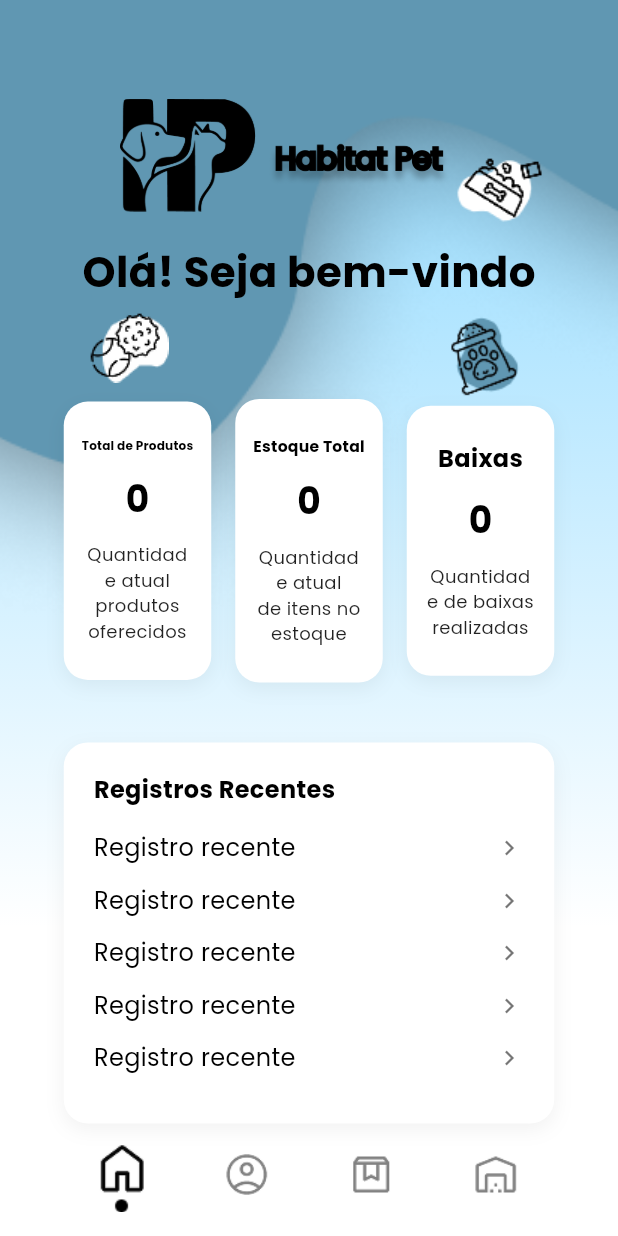
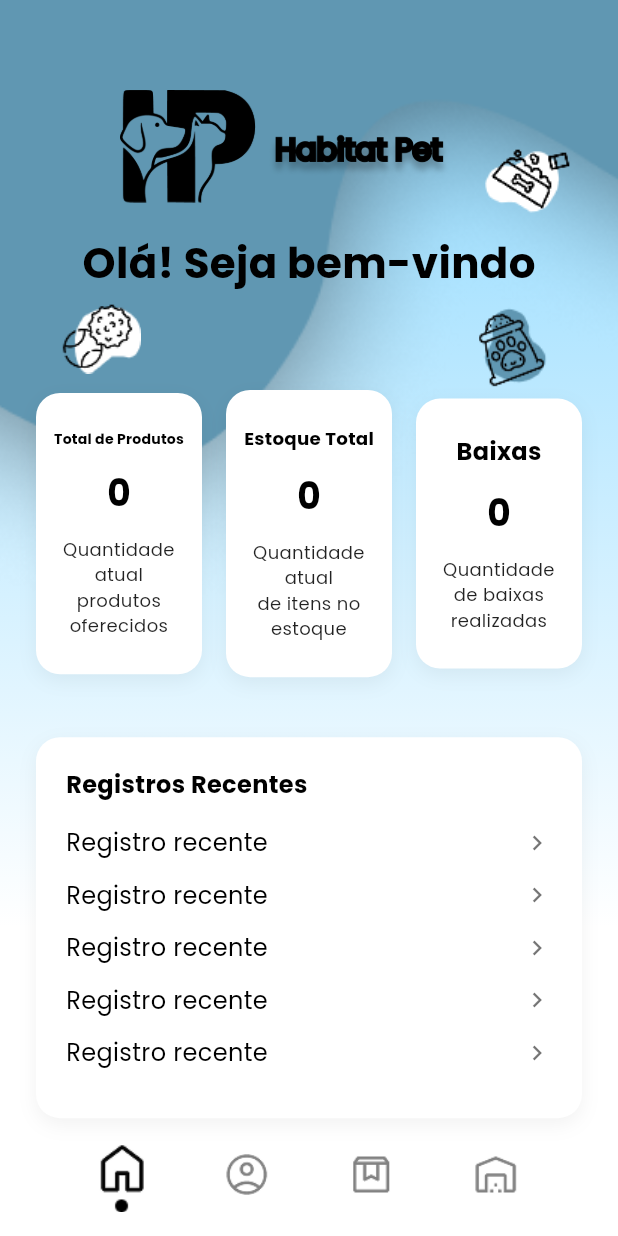
Before and after one commit to HenriqueVM5/Asimov-Pet-Shop-Flutter, a Flutter app: the screen it shows once a user with an empty profile is signed in, on a phone screen of 412 x 824 dp. Run offline on Flutter 3.47's test engine with Material 3 defaults, Android fonts, the phone set to English and light mode, and no system bars; our stand-ins replace cloud_firestore, firebase_auth, firebase_core, flutter_riverpod, google_fonts, google_sign_in; accounts and stored records are empty.

Commit message:
Commitando coisas que faltaram mas que não necessariamente são relevantes

```diff
--- a/lib/components/fundo_padrao.dart
+++ b/lib/components/fundo_padrao.dart
@@ -16,13 +16,13 @@ class FundoPadrao extends StatelessWidget {
 
   @override
   Widget build(BuildContext context) {
+    final screenWidth = MediaQuery.of(context).size.width;
+    final screenHeight = MediaQuery.of(context).size.height;
     return Scaffold(
       resizeToAvoidBottomInset: true,
       backgroundColor: Colors.transparent,
       extendBody: true,
       bottomNavigationBar: bottomNavigationBar,
-
-      //definição das cores de fundo
       body: Container(
         decoration: const BoxDecoration(
           gradient: LinearGradient(
@@ -35,24 +35,20 @@ class FundoPadrao extends StatelessWidget {
             stops: [0.0, 0.75],
           ),
         ),
-
-
         child: SafeArea(
-          bottom: false, // Deixa um espaço ente o fundo criado e a tela, para que quando a tab for adicionada não esteja colada
+          bottom: false,
           child: Center(
             child: FittedBox(
               fit: BoxFit.contain,
               child: SizedBox(
-                width: 375, // tamnho padrão do figma
-                height: 812, // tamanho padrão do figma
+                width: screenWidth,
+                height: screenHeight,
                 child: Stack(
                   clipBehavior: Clip.none,
                   children: [
-
-
                     // Onda azul no topo
                     Positioned(
-                      top: -95,
+                      top: -100,
                       right: -70,
                       child: Image.asset(
                         "assets/images/Vector12.png",
@@ -61,7 +57,6 @@ class FundoPadrao extends StatelessWidget {
                         fit: BoxFit.contain,
                       ),
                     ),
-
                     // Brinquedos do roda pé
                     Positioned(
                       bottom: 80,
@@ -74,7 +69,6 @@ class FundoPadrao extends StatelessWidget {
                         fit: BoxFit.contain,
                       ),
                     ),
-
                     // Patinhas
                     Positioned(
                       bottom: 140,
@@ -84,13 +78,10 @@ class FundoPadrao extends StatelessWidget {
                         width: 120,
                       ),
                     ),
-
                     //decorações especificas de cada tela adicionadas posteriormente
                     ...decoracoes,
-
                     //child para colocar o conteudo da pagina
                     child,
-
                   ],
                 ),
               ),
```
Also changed, not shown: lib/components/fundo_telas.dart (+3 -5 lines), pubspec.lock.
